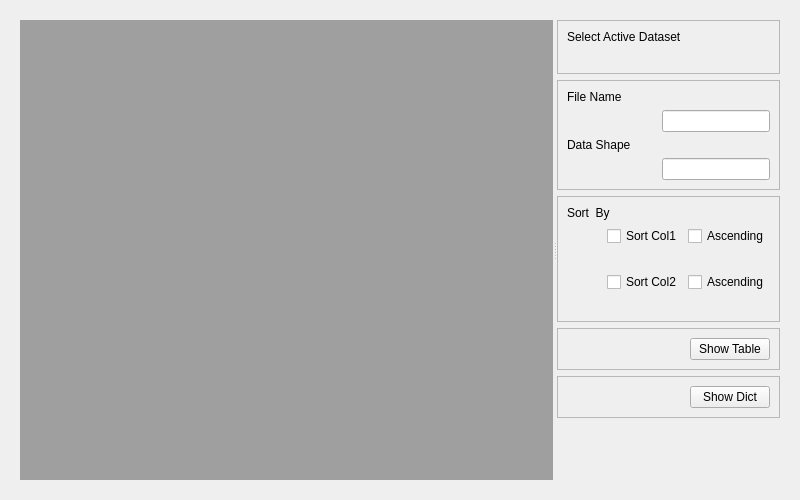
First picture: the form in NiChart/plugins/dsetview/dsetview.ui, repository gurayerus/NiChart, before the edit.
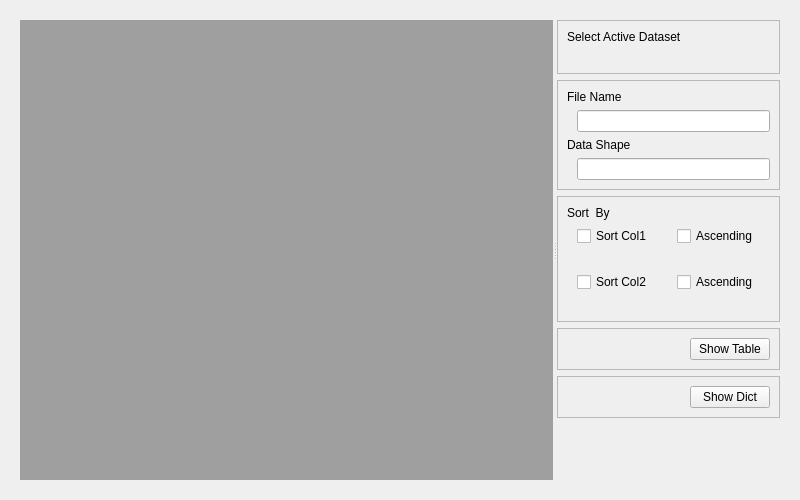
Second picture: the form after the edit.

Commit message: Update design of options

Patch:
```diff
--- a/NiChart/plugins/dsetview/dsetview.ui
+++ b/NiChart/plugins/dsetview/dsetview.ui
@@ -130,9 +130,14 @@
                                     <property  name="orientation">
                                     <enum>Qt::Horizontal</enum>
                                     </property>
+                                    
+                                    <property name="sizeType">
+                                        <enum>QSizePolicy::Fixed</enum>
+                                    </property>
+                         
                                     <property  name="sizeHint"  stdset="0">
                                     <size>
-                                        <width>40</width>
+                                        <width>10</width>
                                         <height>20</height>
                                     </size>
                                     </property>
@@ -169,9 +174,14 @@
                                     <property  name="orientation">
                                     <enum>Qt::Horizontal</enum>
                                     </property>
+
+                                    <property name="sizeType">
+                                        <enum>QSizePolicy::Fixed</enum>
+                                    </property>
+
                                     <property  name="sizeHint"  stdset="0">
                                     <size>
-                                        <width>40</width>
+                                        <width>10</width>
                                         <height>20</height>
                                     </size>
                                     </property>
@@ -221,9 +231,14 @@
                                         <property  name="orientation">
                                         <enum>Qt::Horizontal</enum>
                                         </property>
+                                        
+                                        <property name="sizeType">
+                                            <enum>QSizePolicy::Fixed</enum>
+                                        </property>
+                                        
                                         <property  name="sizeHint"  stdset="0">
                                         <size>
-                                            <width>40</width>
+                                            <width>10</width>
                                             <height>20</height>
                                         </size>
                                         </property>
@@ -253,9 +268,14 @@
                                         <property  name="orientation">
                                         <enum>Qt::Horizontal</enum>
                                         </property>
+
+                                        <property name="sizeType">
+                                            <enum>QSizePolicy::Fixed</enum>
+                                        </property>
+                                        
                                         <property  name="sizeHint"  stdset="0">
                                         <size>
-                                            <width>40</width>
+                                            <width>10</width>
                                             <height>20</height>
                                         </size>
                                         </property>
@@ -278,9 +298,14 @@
                                             <property  name="orientation">
                                             <enum>Qt::Horizontal</enum>
                                             </property>
+                                            
+                                            <property name="sizeType">
+                                                <enum>QSizePolicy::Fixed</enum>
+                                            </property>
+                                            
                                             <property  name="sizeHint"  stdset="0">
                                             <size>
-                                                <width>40</width>
+                                                <width>10</width>
                                                 <height>20</height>
                                             </size>
                                             </property>
@@ -310,9 +335,14 @@
                                         <property  name="orientation">
                                         <enum>Qt::Horizontal</enum>
                                         </property>
+
+                                        <property name="sizeType">
+                                            <enum>QSizePolicy::Fixed</enum>
+                                        </property>
+                                        
                                         <property  name="sizeHint"  stdset="0">
                                         <size>
-                                            <width>40</width>
+                                            <width>10</width>
                                             <height>20</height>
                                         </size>
                                         </property>
```
Left out of the diff: 7 changed lines with no effect on the pictures. The commit also changes 2 other files.
